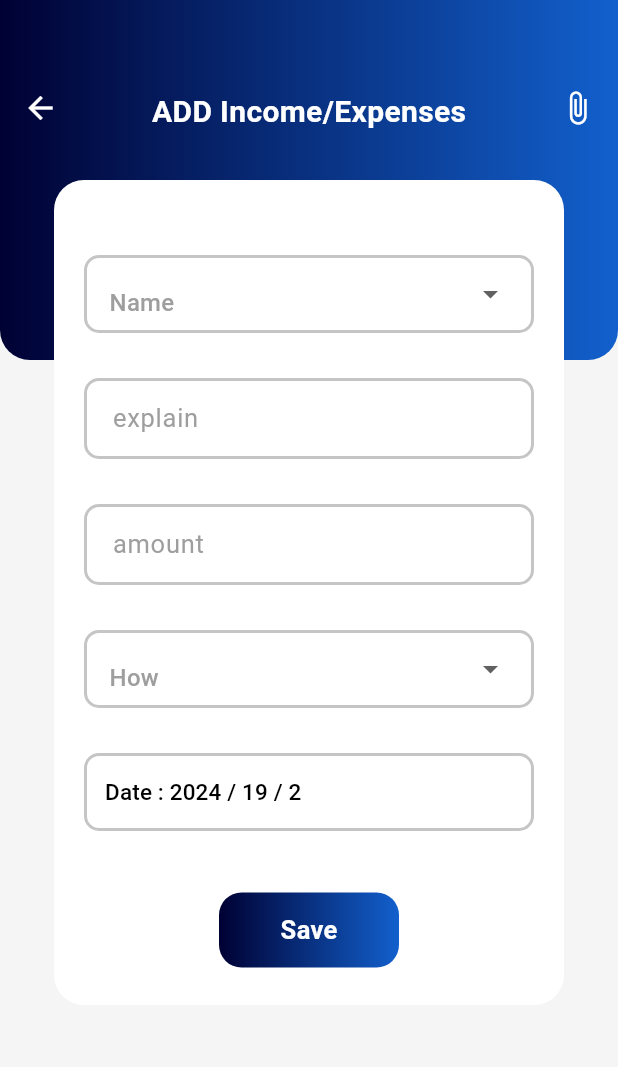
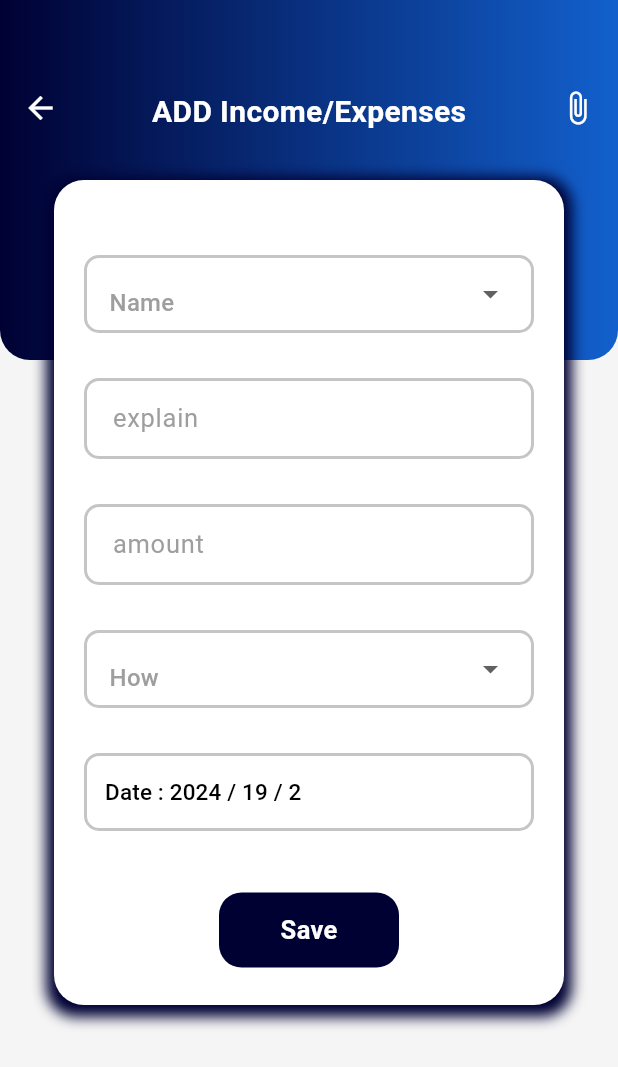
Before and after one commit to RMCV-Rajapaksha/Finance-app, a Flutter app: the Add_Screen screen opened directly, on a phone screen of 412 x 824 dp. Shown: the top 1067 px of the screen. Run offline on Flutter 3.47's test engine with Material 3 defaults, Android fonts, the phone set to English and light mode, and no system bars; our stand-ins replace device_preview, hive, hive_flutter, syncfusion_flutter_charts; missing offline and left inert: dart:html, dart:js; accounts and stored records are empty.

Commit message:
update UI

```diff
--- a/finance_app/lib/Screens/add.dart
+++ b/finance_app/lib/Screens/add.dart
@@ -61,6 +61,14 @@ class _Add_ScreenState extends State<Add_Screen> {
       decoration: BoxDecoration(
         borderRadius: BorderRadius.circular(20),
         color: Colors.white,
+        boxShadow: [
+          BoxShadow(
+            color: Color.fromRGBO(0, 1, 51, 1.000),
+            spreadRadius: 5,
+            blurRadius: 7,
+            offset: Offset(0, 3), // changes position of shadow
+          ),
+        ],
       ),
       height: 550,
       width: 340,
@@ -95,12 +103,7 @@ class _Add_ScreenState extends State<Add_Screen> {
       child: Container(
         alignment: Alignment.center,
         decoration: BoxDecoration(
-          gradient: LinearGradient(
-            colors: [
-              Color.fromRGBO(0, 1, 51, 1.000),
-              Color.fromRGBO(18, 96, 205, 1),
-            ],
-          ),
+          color: Color.fromRGBO(0, 1, 51, 1.000),
           borderRadius: BorderRadius.circular(15),
         ),
         width: 120,
@@ -220,7 +223,8 @@ class _Add_ScreenState extends State<Add_Screen> {
               borderSide: BorderSide(width: 2, color: Color(0xffC5C5C5))),
           focusedBorder: OutlineInputBorder(
               borderRadius: BorderRadius.circular(10),
-              borderSide: BorderSide(width: 2, color: Color(0xff368983))),
+              borderSide:
+                  BorderSide(width: 2, color: Color.fromRGBO(0, 1, 51, 1.000))),
         ),
       ),
     );
@@ -241,7 +245,8 @@ class _Add_ScreenState extends State<Add_Screen> {
               borderSide: BorderSide(width: 2, color: Color(0xffC5C5C5))),
           focusedBorder: OutlineInputBorder(
               borderRadius: BorderRadius.circular(10),
-              borderSide: BorderSide(width: 2, color: Color(0xff368983))),
+              borderSide:
+                  BorderSide(width: 2, color: Color.fromRGBO(0, 1, 51, 1.000))),
         ),
       ),
     );
--- a/finance_app/lib/Screens/home.dart
+++ b/finance_app/lib/Screens/home.dart
@@ -140,8 +140,8 @@ class _HomeState extends State<Home> {
               child: Stack(
                 children: [
                   Positioned(
-                    top: 35,
-                    left: 340,
+                    top: 60,
+                    left: 320,
                     child: ClipRRect(
                       borderRadius: BorderRadius.circular(7),
                       child: Container(
--- a/finance_app/lib/Screens/profile.dart
+++ b/finance_app/lib/Screens/profile.dart
@@ -106,5 +106,5 @@ List<CustomListTiles> listTiles = [
 final List<Function()> onTapFunctions = [
   () => print('Profile'),
   () => print('Settings'),
-  () => print('Logout'),
+  () => print('login'),
 ];
--- a/finance_app/lib/Screens/wallet.dart
+++ b/finance_app/lib/Screens/wallet.dart
@@ -82,7 +82,7 @@ class _HomePageState extends State<Wallet> {
                                   vertical: myHeight * 0.005),
                               decoration: BoxDecoration(
                                   borderRadius: BorderRadius.circular(5),
-                                  color: Colors.white.withOpacity(0.5)),
+                                  color: Colors.transparent),
                               child: Center(
                                   child: Text(
                                 '02/26',
```
